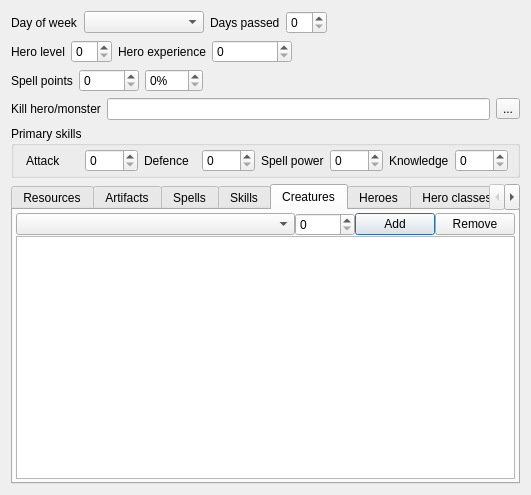
Old version of the form mapeditor/inspector/questguardwidget.ui in the repository vcmi/vcmi.
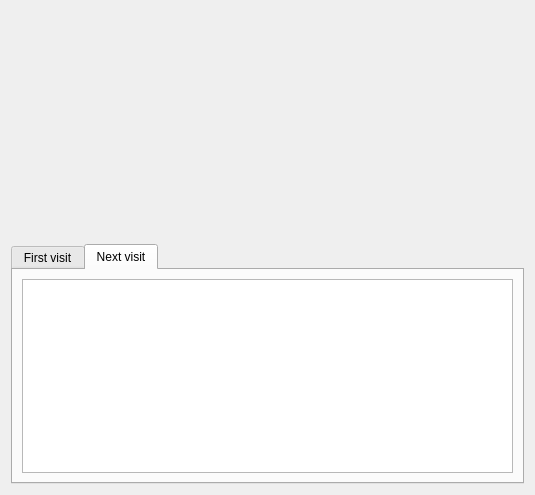
New version of the form. The open tabs and pages were chosen to show the change.

Commit message: map editor: extends quest guard widget

The edit to the form file:
```diff
--- a/mapeditor/inspector/questguardwidget.ui
+++ b/mapeditor/inspector/questguardwidget.ui
@@ -21,521 +21,30 @@
   </property>
   <layout class="QVBoxLayout" name="verticalLayout_2">
    <item>
-    <layout class="QHBoxLayout" name="horizontalLayout_8">
-     <item>
-      <widget class="QLabel" name="label_7">
-       <property name="text">
-        <string>Day of week</string>
-       </property>
-      </widget>
-     </item>
-     <item>
-      <widget class="QComboBox" name="lDayOfWeek">
-       <property name="minimumSize">
-        <size>
-         <width>120</width>
-         <height>0</height>
-        </size>
-       </property>
-      </widget>
-     </item>
-     <item>
-      <widget class="QLabel" name="label_8">
-       <property name="text">
-        <string>Days passed</string>
-       </property>
-      </widget>
-     </item>
-     <item>
-      <widget class="QSpinBox" name="lDaysPassed">
-       <property name="minimumSize">
-        <size>
-         <width>20</width>
-         <height>0</height>
-        </size>
-       </property>
-      </widget>
-     </item>
-     <item>
-      <spacer name="horizontalSpacer_3">
-       <property name="orientation">
-        <enum>Qt::Horizontal</enum>
-       </property>
-       <property name="sizeHint" stdset="0">
-        <size>
-         <width>40</width>
-         <height>20</height>
-        </size>
-       </property>
-      </spacer>
-     </item>
-    </layout>
-   </item>
-   <item>
-    <layout class="QHBoxLayout" name="horizontalLayout_10">
-     <item>
-      <widget class="QLabel" name="label_14">
-       <property name="text">
-        <string>Hero level</string>
-       </property>
-      </widget>
-     </item>
-     <item>
-      <widget class="QSpinBox" name="lHeroLevel">
-       <property name="minimumSize">
-        <size>
-         <width>40</width>
-         <height>0</height>
-        </size>
-       </property>
-      </widget>
-     </item>
-     <item>
-      <widget class="QLabel" name="label_15">
-       <property name="text">
-        <string>Hero experience</string>
-       </property>
-      </widget>
-     </item>
-     <item>
-      <widget class="QSpinBox" name="lHeroExperience">
-       <property name="minimumSize">
-        <size>
-         <width>80</width>
-         <height>0</height>
-        </size>
-       </property>
-       <property name="maximum">
-        <number>100000</number>
-       </property>
-       <property name="singleStep">
-        <number>100</number>
-       </property>
-      </widget>
-     </item>
-     <item>
-      <spacer name="horizontalSpacer_4">
-       <property name="orientation">
-        <enum>Qt::Horizontal</enum>
-       </property>
-       <property name="sizeHint" stdset="0">
-        <size>
-         <width>40</width>
-         <height>20</height>
-        </size>
-       </property>
-      </spacer>
-     </item>
-    </layout>
-   </item>
-   <item>
-    <layout class="QHBoxLayout" name="horizontalLayout_9">
-     <item>
-      <widget class="QLabel" name="label_9">
-       <property name="text">
-        <string>Spell points</string>
-       </property>
-      </widget>
-     </item>
-     <item>
-      <widget class="QSpinBox" name="lManaPoints">
-       <property name="minimumSize">
-        <size>
-         <width>60</width>
-         <height>0</height>
-        </size>
-       </property>
-       <property name="maximum">
-        <number>999</number>
-       </property>
-      </widget>
-     </item>
-     <item>
-      <widget class="QSpinBox" name="lManaPercentage">
-       <property name="suffix">
-        <string>%</string>
-       </property>
-       <property name="maximum">
-        <number>100</number>
-       </property>
-      </widget>
-     </item>
-     <item>
-      <spacer name="horizontalSpacer">
-       <property name="orientation">
-        <enum>Qt::Horizontal</enum>
-       </property>
-       <property name="sizeHint" stdset="0">
-        <size>
-         <width>40</width>
-         <height>20</height>
-        </size>
-       </property>
-      </spacer>
-     </item>
-    </layout>
-   </item>
-   <item>
-    <layout class="QHBoxLayout" name="horizontalLayout_14">
-     <item>
-      <widget class="QLabel" name="label">
-       <property name="text">
-        <string>Kill hero/monster</string>
-       </property>
-      </widget>
-     </item>
-     <item>
-      <widget class="QLineEdit" name="lKillTarget">
-       <property name="readOnly">
-        <bool>true</bool>
-       </property>
-      </widget>
-     </item>
-     <item>
-      <widget class="QToolButton" name="lKillTargetSelect">
-       <property name="text">
-        <string>...</string>
-       </property>
-      </widget>
-     </item>
-    </layout>
-   </item>
-   <item>
-    <widget class="QGroupBox" name="groupBox_3">
-     <property name="title">
-      <string>Primary skills</string>
-     </property>
-     <layout class="QHBoxLayout" name="horizontalLayout">
-      <property name="leftMargin">
-       <number>12</number>
-      </property>
-      <property name="topMargin">
-       <number>3</number>
-      </property>
-      <property name="bottomMargin">
-       <number>3</number>
-      </property>
-      <item>
-       <widget class="QLabel" name="label_10">
-        <property name="text">
-         <string>Attack</string>
-        </property>
-       </widget>
-      </item>
-      <item>
-       <widget class="QSpinBox" name="lAttack"/>
-      </item>
-      <item>
-       <widget class="QLabel" name="label_11">
-        <property name="text">
-         <string>Defence</string>
-        </property>
-       </widget>
-      </item>
-      <item>
-       <widget class="QSpinBox" name="lDefence"/>
-      </item>
-      <item>
-       <widget class="QLabel" name="label_12">
-        <property name="text">
-         <string>Spell power</string>
-        </property>
-       </widget>
-      </item>
-      <item>
-       <widget class="QSpinBox" name="lPower"/>
-      </item>
-      <item>
-       <widget class="QLabel" name="label_13">
-        <property name="text">
-         <string>Knowledge</string>
-        </property>
-       </widget>
-      </item>
-      <item>
-       <widget class="QSpinBox" name="lKnowledge"/>
-      </item>
-     </layout>
+    <widget class="QWidget" name="questContainer" native="true">
+     <layout class="QVBoxLayout" name="verticalLayout"/>
     </widget>
    </item>
    <item>
-    <widget class="QTabWidget" name="tabWidget_2">
-     <property name="layoutDirection">
-      <enum>Qt::LeftToRight</enum>
+    <widget class="QTabWidget" name="tabWidget">
+     <property name="sizePolicy">
+      <sizepolicy hsizetype="Minimum" vsizetype="Minimum">
+       <horstretch>0</horstretch>
+       <verstretch>0</verstretch>
+      </sizepolicy>
      </property>
-     <property name="tabPosition">
-      <enum>QTabWidget::North</enum>
-     </property>
-     <property name="tabShape">
-      <enum>QTabWidget::Rounded</enum>
+     <property name="minimumSize">
+      <size>
+       <width>513</width>
+       <height>235</height>
+      </size>
      </property>
      <property name="currentIndex">
       <number>0</number>
      </property>
-     <property name="elideMode">
-      <enum>Qt::ElideNone</enum>
-     </property>
-     <property name="usesScrollButtons">
-      <bool>true</bool>
-     </property>
-     <property name="documentMode">
-      <bool>false</bool>
-     </property>
-     <property name="tabBarAutoHide">
-      <bool>true</bool>
-     </property>
-     <widget class="QWidget" name="tab_3">
-      <attribute name="title">
-       <string>Resources</string>
-      </attribute>
-      <layout class="QHBoxLayout" name="horizontalLayout_2">
-       <property name="leftMargin">
-        <number>3</number>
-       </property>
-       <property name="topMargin">
-        <number>3</number>
-       </property>
-       <property name="rightMargin">
-        <number>3</number>
-       </property>
-       <property name="bottomMargin">
-        <number>3</number>
-       </property>
-       <item>
-        <widget class="QTableWidget" name="lResources">
-         <property name="editTriggers">
-          <set>QAbstractItemView::NoEditTriggers</set>
-         </property>
-         <property name="selectionMode">
-          <enum>QAbstractItemView::NoSelection</enum>
-         </property>
-         <property name="columnCount">
-          <number>2</number>
-         </property>
-         <attribute name="horizontalHeaderVisible">
-          <bool>false</bool>
-         </attribute>
-         <attribute name="horizontalHeaderDefaultSectionSize">
-          <number>180</number>
-         </attribute>
-         <attribute name="horizontalHeaderStretchLastSection">
-          <bool>true</bool>
-         </attribute>
-         <attribute name="verticalHeaderVisible">
-          <bool>false</bool>
-         </attribute>
-         <attribute name="verticalHeaderDefaultSectionSize">
-          <number>24</number>
-         </attribute>
-         <column/>
-         <column/>
-        </widget>
-       </item>
-      </layout>
-     </widget>
-     <widget class="QWidget" name="tab_4">
-      <attribute name="title">
-       <string>Artifacts</string>
-      </attribute>
-      <layout class="QHBoxLayout" name="horizontalLayout_3">
-       <property name="leftMargin">
-        <number>3</number>
-       </property>
-       <property name="topMargin">
-        <number>3</number>
-       </property>
-       <property name="rightMargin">
-        <number>3</number>
-       </property>
-       <property name="bottomMargin">
-        <number>3</number>
-       </property>
-       <item>
-        <widget class="QListWidget" name="lArtifacts">
-         <property name="editTriggers">
-          <set>QAbstractItemView::NoEditTriggers</set>
-         </property>
-         <property name="selectionMode">
-          <enum>QAbstractItemView::NoSelection</enum>
-         </property>
-         <property name="isWrapping" stdset="0">
-          <bool>true</bool>
-         </property>
-        </widget>
-       </item>
-      </layout>
-     </widget>
-     <widget class="QWidget" name="tab_5">
-      <attribute name="title">
-       <string>Spells</string>
-      </attribute>
-      <layout class="QHBoxLayout" name="horizontalLayout_4">
-       <property name="leftMargin">
-        <number>3</number>
-       </property>
-       <property name="topMargin">
-        <number>3</number>
-       </property>
-       <property name="rightMargin">
-        <number>3</number>
-       </property>
-       <property name="bottomMargin">
-        <number>3</number>
-       </property>
-       <item>
-        <widget class="QListWidget" name="lSpells">
-         <property name="editTriggers">
-          <set>QAbstractItemView::NoEditTriggers</set>
-         </property>
-         <property name="selectionMode">
-          <enum>QAbstractItemView::NoSelection</enum>
-         </property>
-         <property name="isWrapping" stdset="0">
-          <bool>true</bool>
-         </property>
-        </widget>
-       </item>
-      </layout>
-     </widget>
-     <widget class="QWidget" name="tab_7">
-      <attribute name="title">
-       <string>Skills</string>
-      </attribute>
-      <layout class="QHBoxLayout" name="horizontalLayout_5">
-       <property name="leftMargin">
-        <number>3</number>
-       </property>
-       <property name="topMargin">
-        <number>3</number>
-       </property>
-       <property name="rightMargin">
-        <number>3</number>
-       </property>
-       <property name="bottomMargin">
-        <number>3</number>
-       </property>
-       <item>
-        <widget class="QTableWidget" name="lSkills">
-         <property name="columnCount">
-          <number>2</number>
-         </property>
-         <attribute name="horizontalHeaderVisible">
-          <bool>false</bool>
-         </attribute>
-         <attribute name="horizontalHeaderDefaultSectionSize">
-          <number>180</number>
-         </attribute>
-         <attribute name="verticalHeaderVisible">
-          <bool>false</bool>
-         </attribute>
-         <attribute name="verticalHeaderDefaultSectionSize">
-          <number>24</number>
-         </attribute>
-         <column/>
-         <column/>
-        </widget>
-       </item>
-      </layout>
-     </widget>
-     <widget class="QWidget" name="tab_6">
-      <attribute name="title">
-       <string>Creatures</string>
-      </attribute>
-      <layout class="QVBoxLayout" name="verticalLayout">
-       <property name="spacing">
-        <number>0</number>
-       </property>
-       <property name="leftMargin">
-        <number>3</number>
-       </property>
-       <property name="topMargin">
-        <number>3</number>
-       </property>
-       <property name="rightMargin">
-        <number>3</number>
-       </property>
-       <property name="bottomMargin">
-        <number>3</number>
-       </property>
-       <item>
-        <layout class="QHBoxLayout" name="horizontalLayout_6">
-         <item>
-          <widget class="QComboBox" name="lCreatureId">
-           <property name="sizePolicy">
-            <sizepolicy hsizetype="Expanding" vsizetype="Fixed">
-             <horstretch>0</horstretch>
-             <verstretch>0</verstretch>
-            </sizepolicy>
-           </property>
-          </widget>
-         </item>
-         <item>
-          <widget class="QSpinBox" name="lCreatureAmount">
-           <property name="minimumSize">
-            <size>
-             <width>60</width>
-             <height>0</height>
-            </size>
-           </property>
-           <property name="maximum">
-            <number>9999</number>
-           </property>
-           <property name="stepType">
-            <enum>QAbstractSpinBox::AdaptiveDecimalStepType</enum>
-           </property>
-          </widget>
-         </item>
-         <item>
-          <widget class="QPushButton" name="lCreatureAdd">
-           <property name="text">
-            <string>Add</string>
-           </property>
-          </widget>
-         </item>
-         <item>
-          <widget class="QPushButton" name="lCreatureRemove">
-           <property name="text">
-            <string>Remove</string>
-           </property>
-          </widget>
-         </item>
-        </layout>
-       </item>
-       <item>
-        <widget class="QTableWidget" name="lCreatures">
-         <property name="editTriggers">
-          <set>QAbstractItemView::NoEditTriggers</set>
-         </property>
-         <property name="selectionMode">
-          <enum>QAbstractItemView::MultiSelection</enum>
-         </property>
-         <property name="selectionBehavior">
-          <enum>QAbstractItemView::SelectRows</enum>
-         </property>
-         <property name="columnCount">
-          <number>2</number>
-         </property>
-         <attribute name="horizontalHeaderVisible">
-          <bool>false</bool>
-         </attribute>
-         <attribute name="horizontalHeaderDefaultSectionSize">
-          <number>180</number>
-         </attribute>
-         <attribute name="verticalHeaderVisible">
-          <bool>false</bool>
-         </attribute>
-         <attribute name="verticalHeaderDefaultSectionSize">
-          <number>24</number>
-         </attribute>
-         <column/>
-         <column/>
-        </widget>
-       </item>
-      </layout>
-     </widget>
      <widget class="QWidget" name="tab">
       <attribute name="title">
-       <string>Heroes</string>
+       <string>First visit</string>
       </attribute>
       <layout class="QHBoxLayout" name="horizontalLayout_12">
        <property name="leftMargin">
@@ -567,65 +76,11 @@
      </widget>
      <widget class="QWidget" name="tab_2">
       <attribute name="title">
-       <string>Hero classes</string>
+       <string>Next visit</string>
       </attribute>
-      <layout class="QHBoxLayout" name="horizontalLayout_11">
-       <property name="leftMargin">
-        <number>3</number>
-       </property>
-       <property name="topMargin">
-        <number>3</number>
-       </property>
-       <property name="rightMargin">
-        <number>3</number>
-       </property>
-       <property name="bottomMargin">
-        <number>3</number>
-       </property>
+      <layout class="QVBoxLayout" name="verticalLayout_4">
        <item>
-        <widget class="QListWidget" name="lHeroClasses">
-         <property name="editTriggers">
-          <set>QAbstractItemView::NoEditTriggers</set>
-         </property>
-         <property name="selectionMode">
-          <enum>QAbstractItemView::NoSelection</enum>
-         </property>
-         <property name="isWrapping" stdset="0">
-          <bool>true</bool>
-         </property>
-        </widget>
-       </item>
-      </layout>
-     </widget>
-     <widget class="QWidget" name="tab_8">
-      <attribute name="title">
-       <string>Players</string>
-      </attribute>
-      <layout class="QHBoxLayout" name="horizontalLayout_13">
-       <property name="leftMargin">
-        <number>3</number>
-       </property>
-       <property name="topMargin">
-        <number>3</number>
-       </property>
-       <property name="rightMargin">
-        <number>3</number>
-       </property>
-       <property name="bottomMargin">
-        <number>3</number>
-       </property>
-       <item>
-        <widget class="QListWidget" name="lPlayers">
-         <property name="editTriggers">
-          <set>QAbstractItemView::NoEditTriggers</set>
-         </property>
-         <property name="selectionMode">
-          <enum>QAbstractItemView::NoSelection</enum>
-         </property>
-         <property name="isWrapping" stdset="0">
-          <bool>true</bool>
-         </property>
-        </widget>
+        <widget class="QTextEdit" name="nextVisitText"/>
        </item>
       </layout>
      </widget>
```
Left out of the diff: 28 changed lines with no effect on the pictures. The commit also changes 15 other files.
